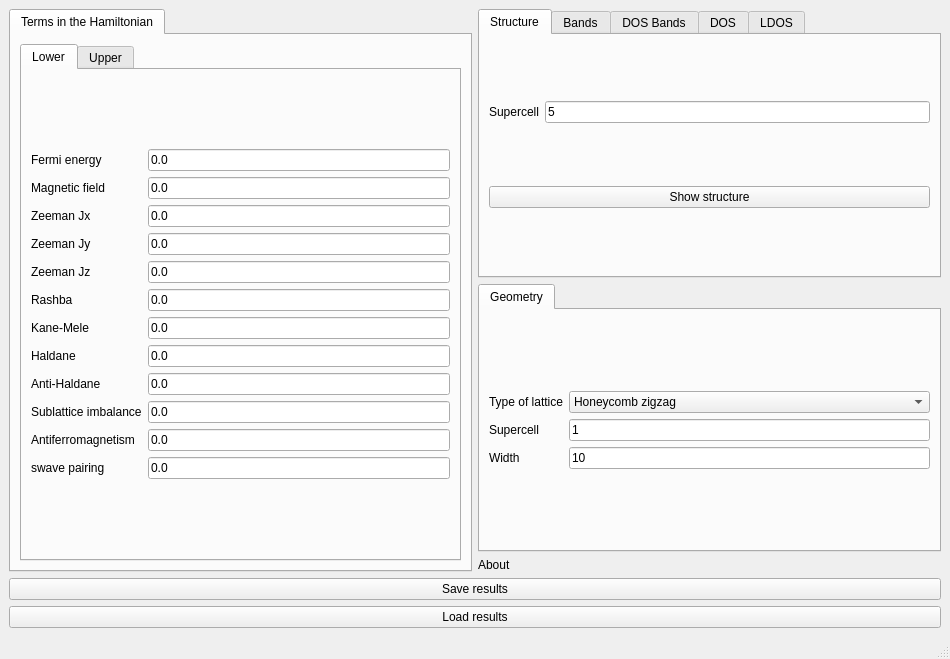
First picture: the form in interface-pyqt/hybridribbon/interface.ui, repository joselado/quantum-lattice, before the edit.
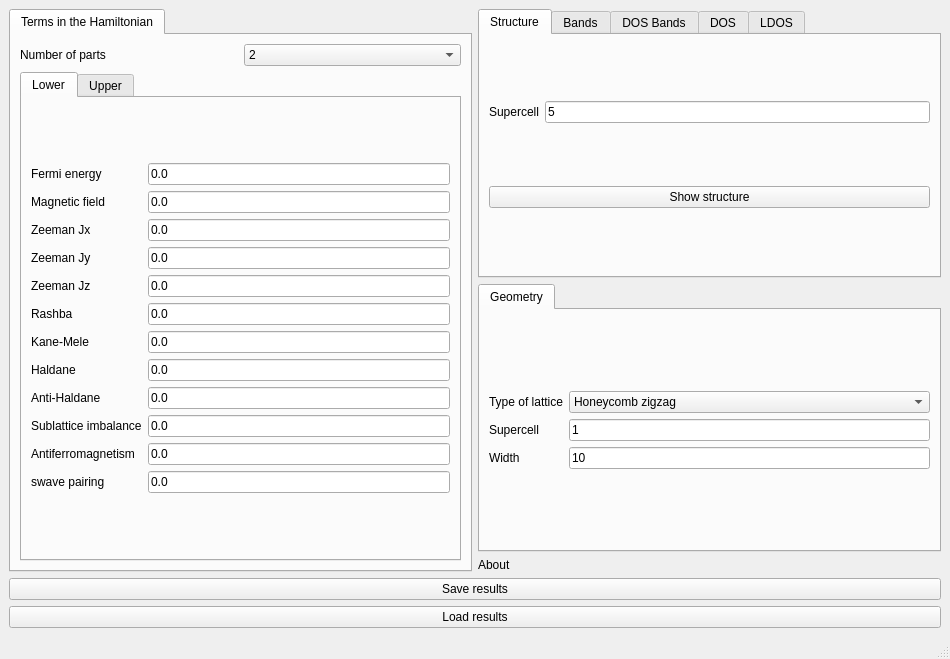
Second picture: the form after the edit. Custom widgets are drawn as their Qt base class.

Commit message: Generalize hybrid modes from a fixed 2-way split to N parts

The edit to the form file:
```diff
--- a/interface-pyqt/hybridribbon/interface.ui
+++ b/interface-pyqt/hybridribbon/interface.ui
@@ -32,6 +32,46 @@
        </attribute>
        <layout class="QGridLayout" name="gridLayout_15">
         <item row="0" column="0">
+         <layout class="QHBoxLayout" name="horizontalLayout_nparts">
+          <item>
+           <widget class="BodyLabel" name="label_nparts">
+            <property name="text">
+             <string>Number of parts</string>
+            </property>
+           </widget>
+          </item>
+          <item>
+           <widget class="ComboBox" name="nparts">
+            <item>
+             <property name="text">
+              <string>2</string>
+             </property>
+            </item>
+            <item>
+             <property name="text">
+              <string>3</string>
+             </property>
+            </item>
+            <item>
+             <property name="text">
+              <string>4</string>
+             </property>
+            </item>
+            <item>
+             <property name="text">
+              <string>5</string>
+             </property>
+            </item>
+            <item>
+             <property name="text">
+              <string>6</string>
+             </property>
+            </item>
+           </widget>
+          </item>
+         </layout>
+        </item>
+        <item row="1" column="0">
          <widget class="QTabWidget" name="tabWidget_4">
           <property name="currentIndex">
            <number>0</number>
```
The commit also changes 7 other files.
